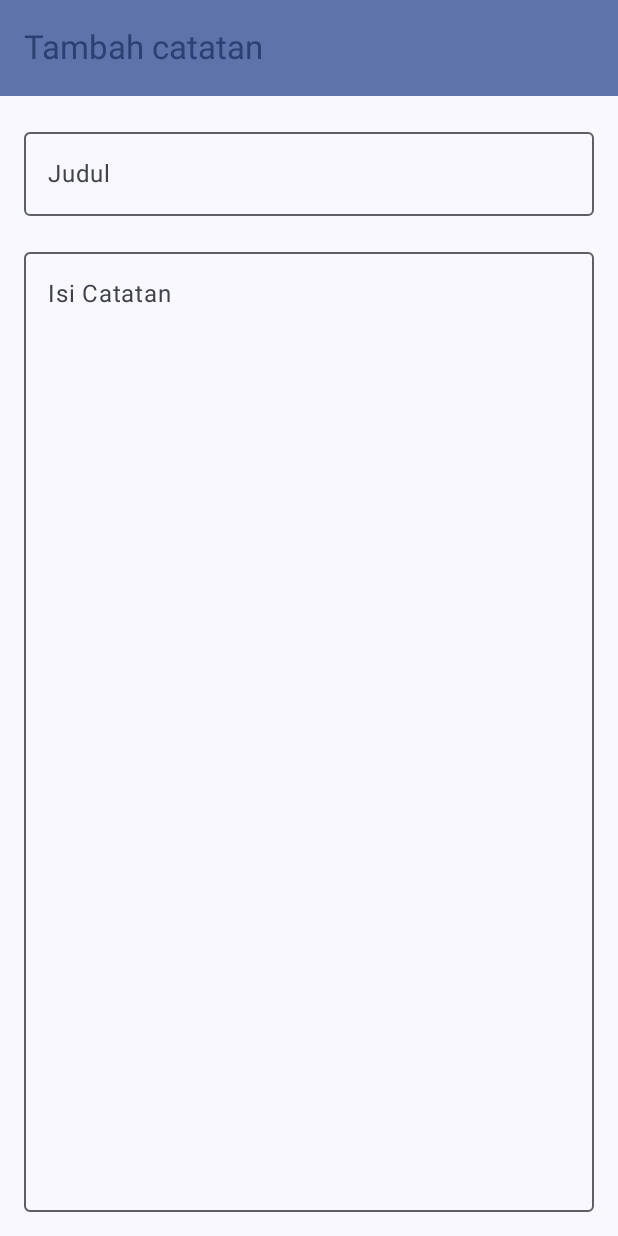
After one commit to yusufsuryaM/yusuf-Komdigi-Apps, an Android app built with Jetpack Compose: the composable DetailScreen shown on its own in the app's theme, on a phone screen of 412 x 824 dp. The commit adds this screen. Run offline under Robolectric (Android 15) with nearby library versions, the phone set to English and light mode, and no system bars.

Commit message:
Membuat tampilan form catatan

```diff
--- a/app/src/main/java/com/yusuf0080/komdigiapps/navigation/NavGraph.kt
+++ b/app/src/main/java/com/yusuf0080/komdigiapps/navigation/NavGraph.kt
@@ -5,6 +5,7 @@ import androidx.navigation.NavHostController
 import androidx.navigation.compose.NavHost
 import androidx.navigation.compose.composable
 import androidx.navigation.compose.rememberNavController
+import com.yusuf0080.komdigiapps.ui.screen.DetailScreen
 import com.yusuf0080.komdigiapps.ui.screen.MainScreen
 
 @Composable
@@ -16,5 +17,8 @@ fun SetupNavGraph(navController: NavHostController = rememberNavController()){
         composable(route = Screen.Home.route){
             MainScreen()
         }
+        composable(route = Screen.FormBaru.route) {
+            DetailScreen()
+        }
     }
 }
--- a/app/src/main/java/com/yusuf0080/komdigiapps/navigation/Screen.kt
+++ b/app/src/main/java/com/yusuf0080/komdigiapps/navigation/Screen.kt
@@ -2,4 +2,5 @@ package com.yusuf0080.komdigiapps.navigation
 
 sealed class Screen (val route: String){
     data object Home: Screen("mainScreen")
+    data object FormBaru: Screen("detailScreen")
 }
--- /dev/null
+++ b/app/src/main/java/com/yusuf0080/komdigiapps/ui/screen/DetailScreen.kt
@@ -0,0 +1,100 @@
+package com.yusuf0080.komdigiapps.ui.screen
+
+import android.content.res.Configuration
+import androidx.compose.foundation.layout.Arrangement
+import androidx.compose.foundation.layout.Column
+import androidx.compose.foundation.layout.fillMaxSize
+import androidx.compose.foundation.layout.fillMaxWidth
+import androidx.compose.foundation.layout.padding
+import androidx.compose.foundation.text.KeyboardOptions
+import androidx.compose.material3.ExperimentalMaterial3Api
+import androidx.compose.material3.MaterialTheme
+import androidx.compose.material3.OutlinedTextField
+import androidx.compose.material3.Scaffold
+import androidx.compose.material3.Text
+import androidx.compose.material3.TopAppBar
+import androidx.compose.material3.TopAppBarDefaults
+import androidx.compose.runtime.Composable
+import androidx.compose.runtime.getValue
+import androidx.compose.runtime.mutableStateOf
+import androidx.compose.runtime.remember
+import androidx.compose.runtime.setValue
+import androidx.compose.ui.Modifier
+import androidx.compose.ui.res.stringResource
+import androidx.compose.ui.text.input.ImeAction
+import androidx.compose.ui.text.input.KeyboardCapitalization
+import androidx.compose.ui.tooling.preview.Preview
+import androidx.compose.ui.unit.dp
+import com.yusuf0080.komdigiapps.R
+import com.yusuf0080.komdigiapps.ui.theme.KomdigiAppsTheme
+
+@OptIn(ExperimentalMaterial3Api::class)
+@Composable
+fun DetailScreen() {
+    var judul by remember { mutableStateOf("") }
+    var catatan by remember { mutableStateOf("") }
+
+    Scaffold(
+        topBar = {
+            TopAppBar(
+                title = {
+                    Text(text = stringResource(id = R.string.tambah_catatan))
+                },
+                colors = TopAppBarDefaults.mediumTopAppBarColors(
+                    containerColor = MaterialTheme.colorScheme.primaryContainer,
+                    titleContentColor = MaterialTheme.colorScheme.primary,
+                )
+            )
+        }
+    ) { padding ->
+        FormCatatan(
+            title = judul,
+            onTitleChange = { judul = it },
+            desc = catatan,
+            onDescChange = { catatan = it },
+            modifier = Modifier.padding(padding)
+        )
+    }
+}
+
+@Composable
+fun FormCatatan(
+    title: String, onTitleChange: (String) -> Unit,
+    desc: String, onDescChange: (String) -> Unit,
+    modifier: Modifier
+) {
+    Column(
+        modifier = modifier.fillMaxSize().padding(16.dp),
+        verticalArrangement = Arrangement.spacedBy(16.dp)
+    ) {
+        OutlinedTextField(
+            value = title,
+            onValueChange = { onTitleChange(it) },
+            label = { Text(text = stringResource(R.string.judul)) },
+            singleLine = true,
+            keyboardOptions = KeyboardOptions(
+                capitalization = KeyboardCapitalization.Words,
+                imeAction = ImeAction.Next
+            ),
+            modifier = Modifier.fillMaxWidth()
+        )
+        OutlinedTextField(
+            value = desc,
+            onValueChange = { onDescChange(it) },
+            label = { Text(text = stringResource(R.string.isi_catatan)) },
+            keyboardOptions = KeyboardOptions(
+                capitalization = KeyboardCapitalization.Sentences
+            ),
+            modifier = Modifier.fillMaxSize()
+        )
+    }
+}
+
+@Preview(showBackground = true)
+@Preview(uiMode = Configuration.UI_MODE_NIGHT_YES, showBackground = true)
+@Composable
+fun DetailScreenPreview() {
+    KomdigiAppsTheme {
+        DetailScreen()
+    }
+}
--- a/app/src/main/res/values/strings.xml
+++ b/app/src/main/res/values/strings.xml
@@ -4,4 +4,6 @@
     <string name="x_diklik">%1$s diklik!</string>
     <string name="tambah_catatan">Tambah catatan</string>
     <string name="belum_bisa">Belum bisa tambah catatan</string>
+    <string name="judul">Judul</string>Add commentMore actions
+    <string name="isi_catatan">Isi Catatan</string>
 </resources>
```
